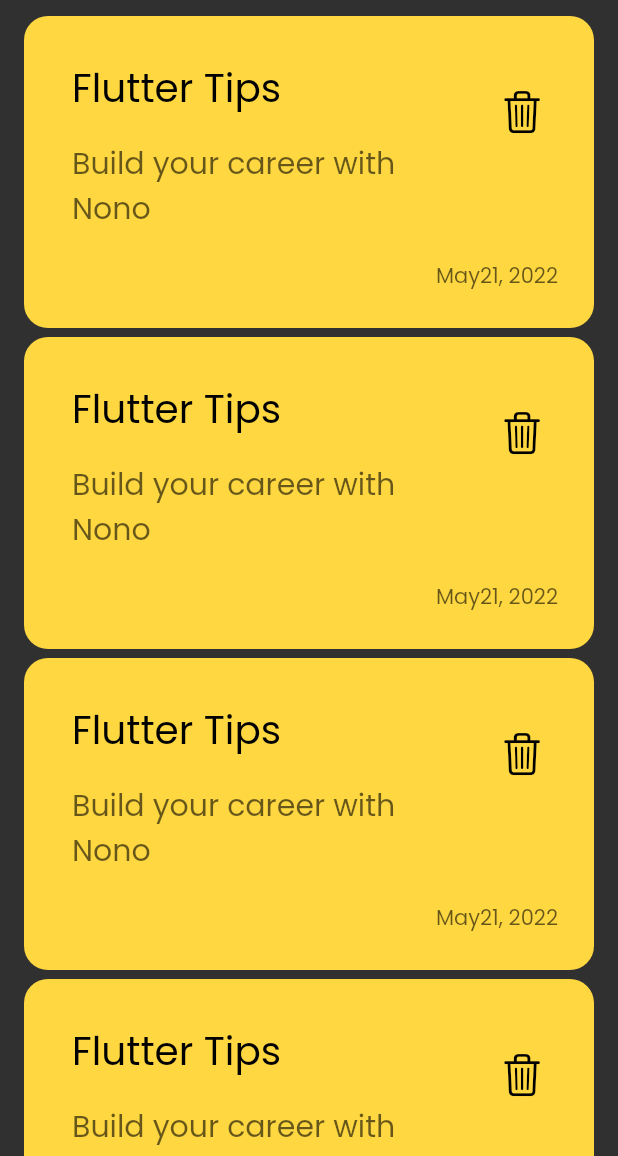
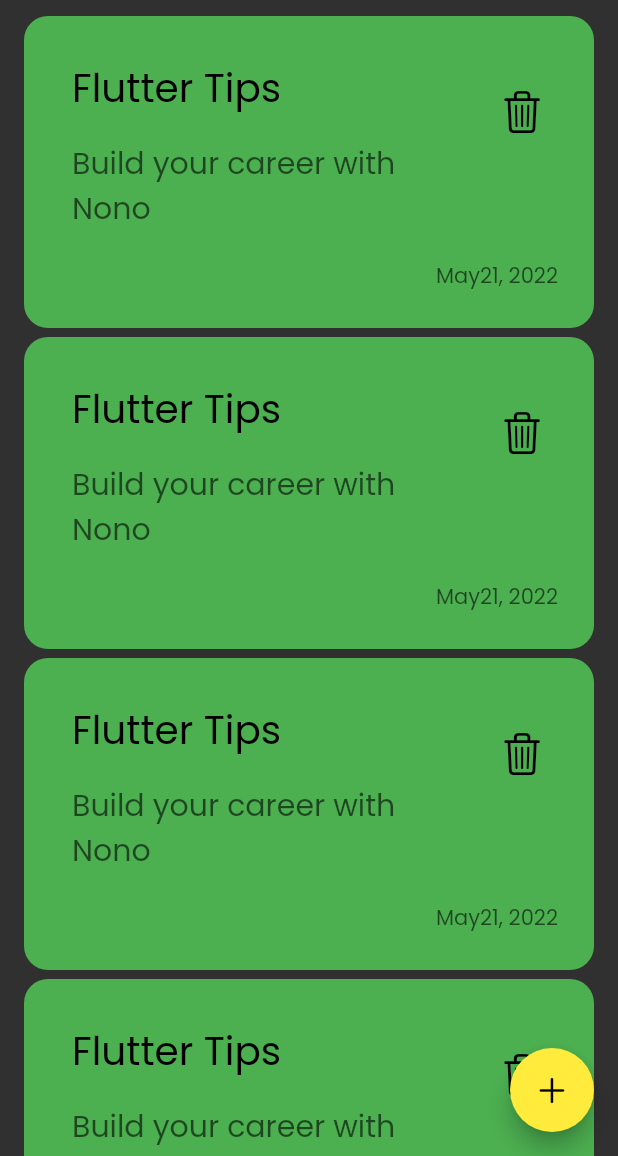
Before and after one commit to Norhan-127/notesApp, a Flutter app: the screen it shows after launch, on a phone screen of 412 x 824 dp, the part 80-1236 px from its top. Run offline on Flutter 3.47's test engine with Material 2 defaults, Android fonts, the phone set to English and light mode, and no system bars.

Commit message:
add floating action button and make it rounded

```diff
--- a/lib/views/NotesView.dart
+++ b/lib/views/NotesView.dart
@@ -1,5 +1,7 @@
+import 'package:flutter/cupertino.dart';
 import 'package:flutter/material.dart';
 import 'package:notes_app/views/widgets/NotesViewBody.dart';
+import 'package:notes_app/views/widgets/add_note_bottom_sheet.dart';
 
 class NotesView extends StatelessWidget {
   const NotesView({Key? key}) : super(key: key);
@@ -7,7 +9,21 @@ class NotesView extends StatelessWidget {
   @override
   Widget build(BuildContext context) {
     return Scaffold(
-      body:NotesViewBody() ,
+      floatingActionButton: FloatingActionButton(
+        onPressed: () {
+          showModalBottomSheet(
+              shape: RoundedRectangleBorder(
+                borderRadius: BorderRadius.circular(24),
+              ),
+              context: context,
+              builder: (context) {
+                return const AddNoteBottomSheet();
+              });
+        },
+        backgroundColor: Colors.yellow,
+        child: const Icon(CupertinoIcons.add),
+      ),
+      body: const NotesViewBody(),
     );
   }
 }
--- a/lib/views/widgets/CustomNoteitem.dart
+++ b/lib/views/widgets/CustomNoteitem.dart
@@ -2,16 +2,21 @@ import 'package:flutter/cupertino.dart';
 import 'package:flutter/material.dart';
 
 class NoteItem extends StatelessWidget {
-
   const NoteItem({Key? key}) : super(key: key);
+  final itemColor = const [
+    Colors.amberAccent,
+    Colors.cyan,
+    Colors.deepOrangeAccent,
+    Colors.green
+  ];
 
   @override
   Widget build(BuildContext context) {
     return Container(
       margin: const EdgeInsets.symmetric(vertical: 3),
-      padding: const EdgeInsets.only(top: 24,bottom: 24,left: 16,right: 8),
+      padding: const EdgeInsets.only(top: 24, bottom: 24, left: 16, right: 8),
       decoration: BoxDecoration(
-        color: Colors.amberAccent,
+        color: itemColor[3],
         borderRadius: BorderRadius.circular(16.0),
       ),
       child: Column(
@@ -26,8 +31,8 @@ class NoteItem extends StatelessWidget {
               padding: const EdgeInsets.symmetric(vertical: 16),
               child: Text(
                 'Build your career with Nono',
-                style:
-                TextStyle(color: Colors.black.withOpacity(0.6), fontSize: 20),
+                style: TextStyle(
+                    color: Colors.black.withOpacity(0.6), fontSize: 20),
               ),
             ),
             trailing: IconButton(
@@ -43,7 +48,8 @@ class NoteItem extends StatelessWidget {
             padding: const EdgeInsets.only(right: 16),
             child: Text(
               'May21, 2022',
-              style: TextStyle(color: Colors.black.withOpacity(0.6),fontSize: 14),
+              style:
+                  TextStyle(color: Colors.black.withOpacity(0.6), fontSize: 14),
             ),
           ),
         ],
--- a/lib/views/widgets/CustomSearchicon.dart
+++ b/lib/views/widgets/CustomSearchicon.dart
@@ -8,8 +8,11 @@ class CustomSearchIocn extends StatelessWidget {
     return Container(
       width: 45,
       height: 45,
-      decoration: BoxDecoration(color: Colors.white.withOpacity(0.04),borderRadius: BorderRadius.circular(16),),
-      child: Center(child: Icon(Icons.search)),
+      decoration: BoxDecoration(
+        color: Colors.white.withOpacity(0.04),
+        borderRadius: BorderRadius.circular(16),
+      ),
+      child: const Center(child: Icon(Icons.search)),
     );
   }
 }
```
Also changed, not shown: lib/views/widgets/add_note_bottom_sheet.dart (added, +10 -0 lines), lib/views/widgets/NotesListView.dart (line endings or trailing spaces), lib/views/widgets/NotesViewBody.dart (line endings or trailing spaces).
